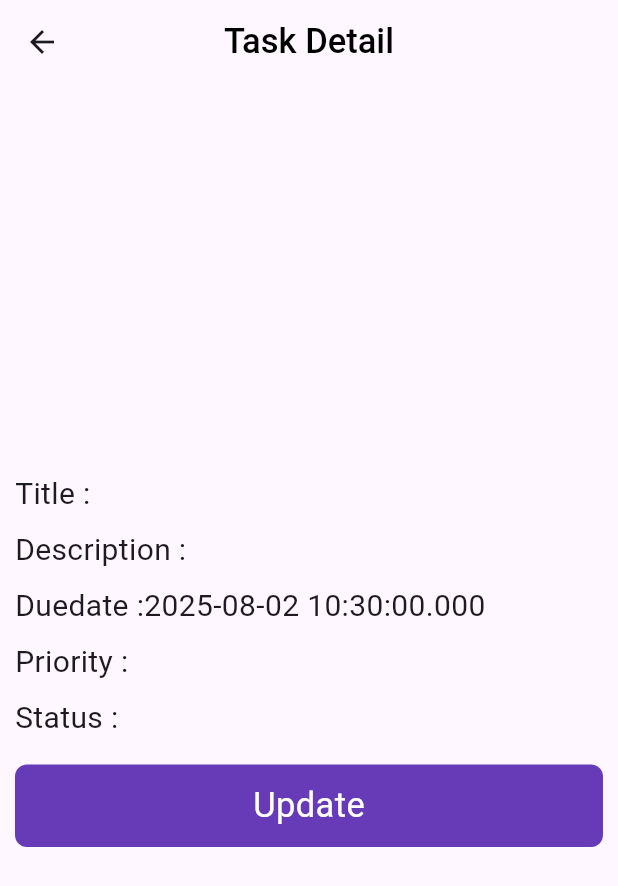
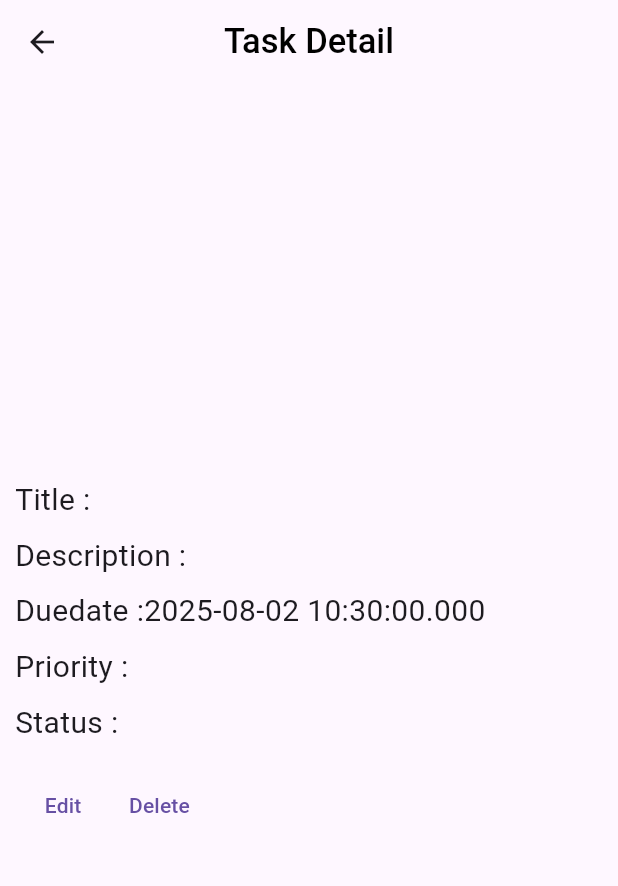
Before and after one commit to Janyaro/Task_Management_app, a Flutter app: the DetailScreen screen opened directly with empty values, on a phone screen of 412 x 824 dp. Shown: the top 886 px of the screen. Run offline on Flutter 3.47's test engine with Material 3 defaults, Android fonts, the phone set to English and light mode, and no system bars; our stand-ins replace cloud_firestore, firebase_auth, firebase_core, sqflite; accounts and stored records are empty.

```diff
--- a/lib/View/detail_screen.dart
+++ b/lib/View/detail_screen.dart
@@ -1,9 +1,7 @@
 import 'package:flutter/material.dart';
-import 'package:provider/provider.dart';
+import 'package:task_management_app/Database/dbHelper.dart';
 import 'package:task_management_app/Model/task_model.dart';
 import 'package:task_management_app/View/edit_screen.dart';
-import 'package:task_management_app/Widget/reuseable_btn.dart';
-import 'package:task_management_app/provider/Authentication_provider.dart';
 
 class DetailScreen extends StatefulWidget {
   final Task task;
@@ -14,12 +12,13 @@ class DetailScreen extends StatefulWidget {
 }
 
 class _DetailScreenState extends State<DetailScreen> {
+  final dbhelper = DBHelper();
   @override
   Widget build(BuildContext context) {
     final media = MediaQuery.of(context).size;
     return SafeArea(
       child: Scaffold(
-        appBar: AppBar(title: Text('Task Detail') ),
+        appBar: AppBar(title:const Text('Task Detail') ),
         body: Padding(
           padding: const EdgeInsets.symmetric(horizontal: 10),
           child: Column(
@@ -27,23 +26,44 @@ class _DetailScreenState extends State<DetailScreen> {
             crossAxisAlignment: CrossAxisAlignment.start,
             children: [
 
-              Text( 'Title : ${widget.task.title}' , style: TextStyle(fontSize: 20),),
+              Text( 'Title : ${widget.task.title}' , style:const TextStyle(fontSize: 20),),
               SizedBox(height: media.height * 0.01,),
-              Text('Description :${widget.task.description}', style: TextStyle(fontSize: 20)),
+              Text('Description :${widget.task.description}', style:const TextStyle(fontSize: 20)),
               SizedBox(height: media.height * 0.01,),
-              Text('Duedate :${widget.task.dueDate.toString()}', style: TextStyle(fontSize: 20)),
+              Text('Duedate :${widget.task.dueDate.toString()}', style:const TextStyle(fontSize: 20)),
               SizedBox(height: media.height * 0.01,),
-              Text('Priority :  ${widget.task.priority}', style: TextStyle(fontSize: 20)),
+              Text('Priority :  ${widget.task.priority}', style:const TextStyle(fontSize: 20)),
               SizedBox(height: media.height * 0.01,),
-              Text('Status :  ${widget.task.status}', style: TextStyle(fontSize: 20)),
+              Text('Status :  ${widget.task.status}', style:const TextStyle(fontSize: 20)),
               SizedBox(height: media.height * 0.02,),
+              Row(
+                children:[
+                  TextButton(
+                    onPressed:(){
+                      Navigator.push(context, MaterialPageRoute(builder: (context)=> EditScreen(task: widget.task)));
+                    },
+                    child:const Text('Edit')
+                  ),
+                  TextButton(
+                    onPressed:(){
+                      dbhelper.deleteTask(widget.task.id!)
+                      .then((val){
+                        ScaffoldMessenger.of(context).showSnackBar(const SnackBar(content: Text('Delete Successfully')));
+                      })
+                      .onError((error, StackTrace){
+                        ScaffoldMessenger.of(context).showSnackBar(const SnackBar(content: Text('Error will occur during deletion the task')));
+                      });
+                    },
+                    child:Text('Delete')
+                  ),
+                ]
+               ),
+            //  Consumer<AuthenticationProvider>(builder: (context,value,child){
+            //   return ReuseableBtn(title: 'Update', ontap: (){
+            //     Navigator.push(context, MaterialPageRoute(builder: (context)=> EditScreen(task: widget.task)));
+            //   }, isloading: value.isloading);
 
-             Consumer<AuthenticationProvider>(builder: (context,value,child){
-              return ReuseableBtn(title: 'Update', ontap: (){
-                Navigator.push(context, MaterialPageRoute(builder: (context)=> EditScreen(task: widget.task)));
-              }, isloading: value.isloading);
-
-             })
+            //  })
 
             ],
           ),
```
Also changed, not shown: lib/View/TaskScreens/task_screen.dart (+7 -19 lines), firebase.json, lib/firebase_options.dart, 1 other file.
